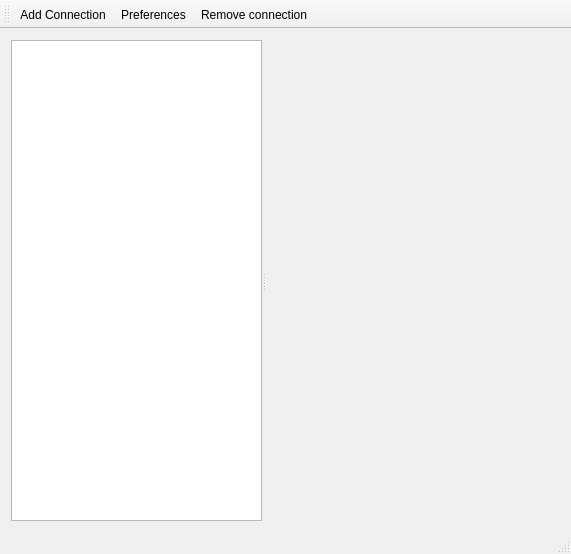
Before: the Qt Designer form DBManager/dbmanagerwindow.ui in grondek/DatabaseManager, drawn with Qt 5.
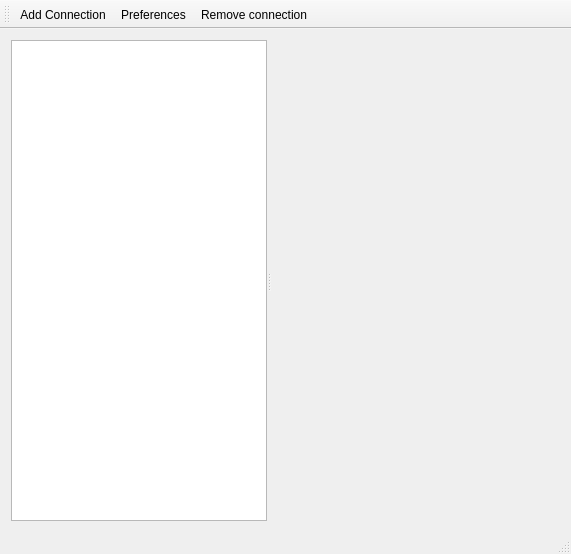
After: the same form once the commit is applied. Icons and pictures are not drawn.

```diff
--- a/DBManager/dbmanagerwindow.ui
+++ b/DBManager/dbmanagerwindow.ui
@@ -22,16 +22,16 @@
       </property>
       <widget class="QTreeView" name="dbTreeView">
        <property name="sizePolicy">
-        <sizepolicy hsizetype="Expanding" vsizetype="Expanding">
-         <horstretch>1</horstretch>
+        <sizepolicy hsizetype="Preferred" vsizetype="Expanding">
+         <horstretch>0</horstretch>
          <verstretch>0</verstretch>
         </sizepolicy>
        </property>
       </widget>
       <widget class="QWidget" name="widget" native="true">
        <property name="sizePolicy">
-        <sizepolicy hsizetype="Expanding" vsizetype="Expanding">
-         <horstretch>3</horstretch>
+        <sizepolicy hsizetype="MinimumExpanding" vsizetype="MinimumExpanding">
+         <horstretch>6</horstretch>
          <verstretch>0</verstretch>
         </sizepolicy>
        </property>
```
Left out of the diff: 12 changed lines with no effect on the pictures.
